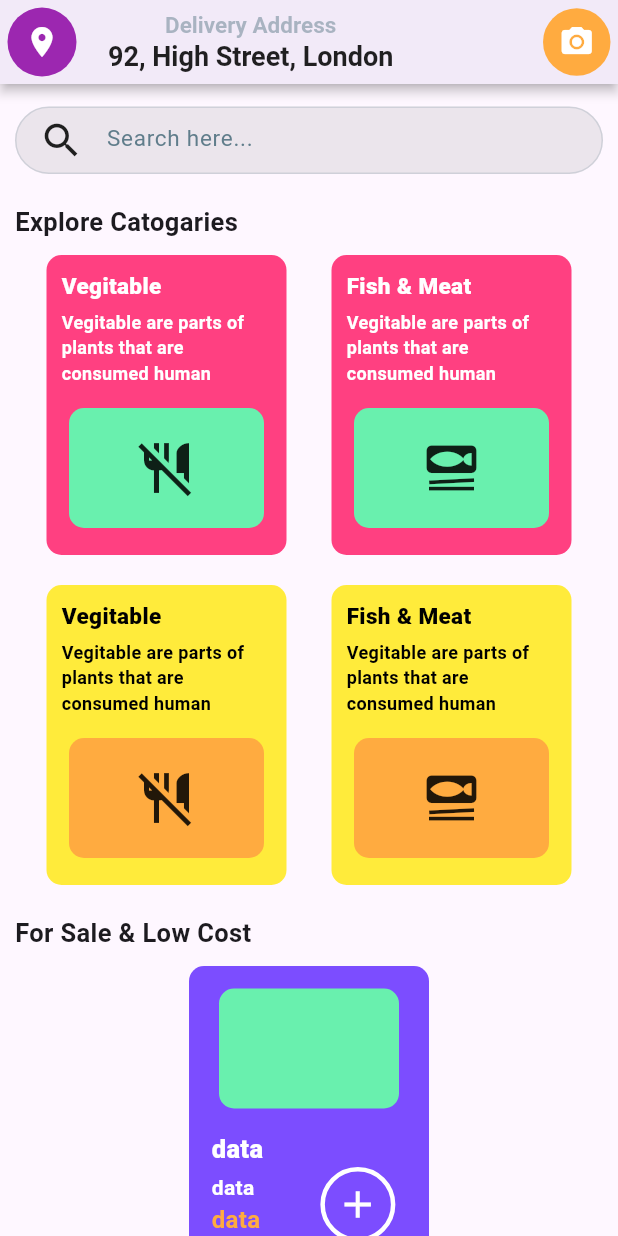
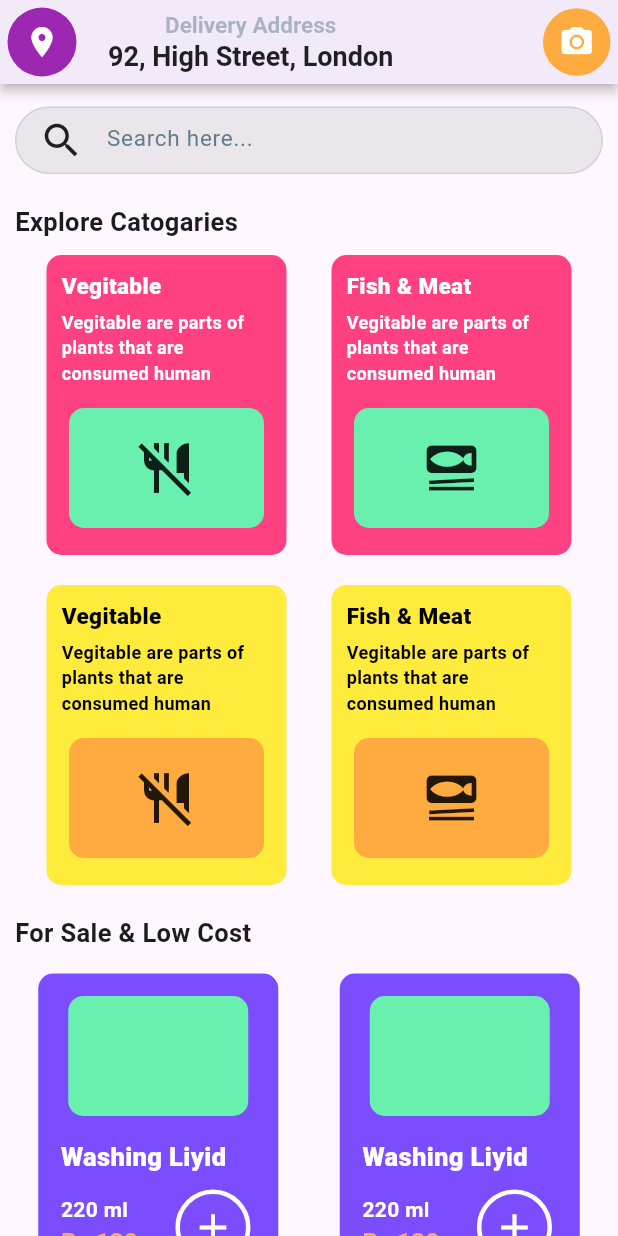
Before and after one commit to DP-Flutter-course/grocery-app-layout, a Flutter app: the screen it shows after launch, on a phone screen of 412 x 824 dp. Run offline on Flutter 3.47's test engine with Material 3 defaults, Android fonts, the phone set to English and light mode, and no system bars.

Commit message:
create widget for second container

```diff
--- a/grocery_app/lib/pages/homePage.dart
+++ b/grocery_app/lib/pages/homePage.dart
@@ -2,6 +2,7 @@ import 'package:flutter/material.dart';
 import 'package:grocery_app/pages/searchBar.dart';
 import 'package:grocery_app/widgets/appBar.dart';
 import 'package:grocery_app/widgets/firstContainer.dart';
+import 'package:grocery_app/widgets/secondContainer.dart';
 
 class HomePage extends StatelessWidget {
   const HomePage({super.key});
@@ -103,99 +104,23 @@ class HomePage extends StatelessWidget {
               ),
             ),
 
-            Row(
-              mainAxisAlignment: MainAxisAlignment.center,
-              children: [
-                Container(
-                  height: 200,
-                  width: 160,
-                  decoration: BoxDecoration(
-                    borderRadius: BorderRadius.circular(10),
-                    color: Colors.deepPurpleAccent,
+            Padding(
+              padding: const EdgeInsets.all(5.0),
+              child: Row(
+                mainAxisAlignment: MainAxisAlignment.spaceAround,
+                children: [
+                  Secondcontainer(
+                    title: "Washing Liyid",
+                    volume: "220 ml",
+                    price: "Rs 130"
                   ),
-
-                  child: Column(
-                    crossAxisAlignment: CrossAxisAlignment.start,
-                    children: [
-                      Padding(
-                        padding: const EdgeInsets.all(15),
-                        child: Center(
-                          child: Container(
-                            height: 80,
-                            width: 120,
-                            decoration: BoxDecoration(
-                              borderRadius: BorderRadius.circular(10),
-                              color: Colors.greenAccent,
-                            ),
-                          ),
-                        ),
-                      ),
-
-                      Padding(
-                        padding: const EdgeInsets.only(left: 15),
-                        child: Text(
-                          'data',
-                          style: TextStyle(
-                            color: Colors.white,
-                            fontWeight: FontWeight.w800,
-                            fontSize: 17,
-                          ),
-                        ),
-                      ),
-
-                      Row(
-                        children: [
-                          Padding(
-                            padding: const EdgeInsets.only(left: 15),
-                            child: Column(
-                              crossAxisAlignment: CrossAxisAlignment.start,
-                              children: [
-                                Text(
-                                  'data',
-                                  style: TextStyle(
-                                    color: Colors.white,
-                                    fontWeight: FontWeight.w600,
-                                    fontSize: 14,
-                                  ),
-                                ),
-                                Text(
-                                  'data',
-                                  style: TextStyle(
-                                    color: Colors.orangeAccent,
-                                    fontWeight: FontWeight.w600,
-                                    fontSize: 16,
-                                  ),
-                                ),
-                              ],
-                            ),
-                          ),
-
-                          SizedBox(
-                          width: 40,
-                          ),
-
-                          Padding(
-                            padding: const EdgeInsets.only(right: 10),
-                            child: Container(
-                              height: 50,
-                              width: 50,
-                              decoration: BoxDecoration(
-                                borderRadius: BorderRadius.circular(100),
-                                border: Border.all(
-                                  color: Colors.white,
-                                  width: 3.0,
-                                ),
-                              ),
-
-                              child: Icon(Icons.add, color: Colors.white, size: 30,),
-                            ),
-                          ),
-                        ],
-                      ),
-                    ],
+                  Secondcontainer(
+                    title: "Washing Liyid",
+                    volume: "220 ml",
+                    price: "Rs 130"
                   ),
-                ),
-              ],
+                ],
+              ),
             ),
           ],
         ),
--- /dev/null
+++ b/grocery_app/lib/widgets/secondContainer.dart
@@ -0,0 +1,102 @@
+import 'package:flutter/material.dart';
+
+class Secondcontainer extends StatelessWidget {
+  final String title;
+  final String volume;
+  final String price;
+
+  const Secondcontainer({
+    super.key,
+    required this.title,
+    required this.volume,
+    required this.price,
+  });
+
+  @override
+  Widget build(BuildContext context) {
+    return Container(
+      height: 220,
+      width: 160,
+      decoration: BoxDecoration(
+        borderRadius: BorderRadius.circular(10),
+        color: Colors.deepPurpleAccent,
+      ),
+
+      child: Column(
+        crossAxisAlignment: CrossAxisAlignment.start,
+        children: [
+          Padding(
+            padding: const EdgeInsets.all(15),
+            child: Center(
+              child: Container(
+                height: 80,
+                width: 120,
+                decoration: BoxDecoration(
+                  borderRadius: BorderRadius.circular(10),
+                  color: Colors.greenAccent,
+                ),
+              ),
+            ),
+          ),
+
+          Padding(
+            padding: const EdgeInsets.only(left: 15),
+            child: Text(
+              title,
+              style: TextStyle(
+                color: Colors.white,
+                fontWeight: FontWeight.w800,
+                fontSize: 17,
+              ),
+            ),
+          ),
+
+          Row(
+            children: [
+              Padding(
+                padding: const EdgeInsets.only(left: 15),
+                child: Column(
+                  crossAxisAlignment: CrossAxisAlignment.start,
+                  children: [
+                    Text(
+                      volume,
+                      style: TextStyle(
+                        color: Colors.white,
+                        fontWeight: FontWeight.w600,
+                        fontSize: 14,
+                      ),
+                    ),
+                    Text(
+                      price,
+                      style: TextStyle(
+                        color: Colors.orangeAccent,
+                        fontWeight: FontWeight.w600,
+                        fontSize: 16,
+                      ),
+                    ),
+                  ],
+                ),
+              ),
+
+              SizedBox(width: 15),
+
+              Padding(
+                padding: const EdgeInsets.all(10),
+                child: Container(
+                  height: 50,
+                  width: 50,
+                  decoration: BoxDecoration(
+                    borderRadius: BorderRadius.circular(100),
+                    border: Border.all(color: Colors.white, width: 3.0),
+                  ),
+
+                  child: Icon(Icons.add, color: Colors.white, size: 30),
+                ),
+              ),
+            ],
+          ),
+        ],
+      ),
+    );
+  }
+}
```
